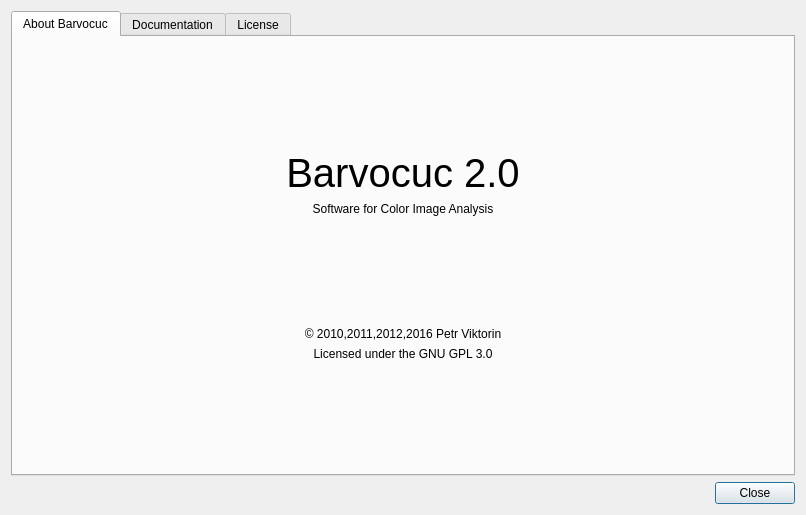
encukou/barvocuc, file barvocuc/ui/about.ui: the form before one commit.
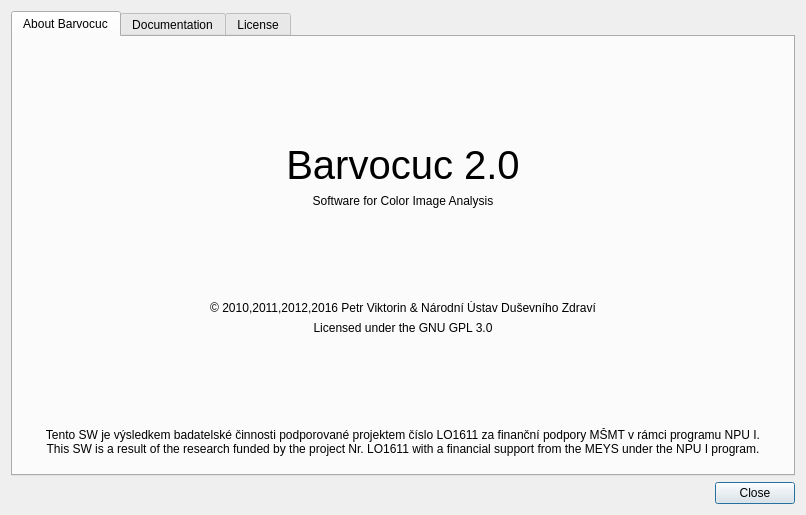
The form after the commit. The open tabs and pages were chosen to show the change.

Commit message: UI: Add note about research grant funding

What changed in the file:
```diff
--- a/barvocuc/ui/about.ui
+++ b/barvocuc/ui/about.ui
@@ -25,6 +25,12 @@
       </attribute>
       <layout class="QVBoxLayout" name="verticalLayout_2">
        <item>
+        <widget class="QFrame" name="frame">
+         <property name="frameShadow">
+          <enum>QFrame::Raised</enum>
+         </property>
+         <layout class="QVBoxLayout" name="verticalLayout_5">
+          <item>
         <spacer name="verticalSpacer_3">
          <property name="orientation">
           <enum>Qt::Vertical</enum>
@@ -81,7 +87,7 @@
        <item>
         <widget class="QLabel" name="label_2">
          <property name="text">
-          <string>© 2010,2011,2012,2016 Petr Viktorin</string>
+             <string notr="true">© 2010,2011,2012,2016 Petr Viktorin &amp; Národní Ústav Duševního Zdraví</string>
          </property>
          <property name="alignment">
           <set>Qt::AlignCenter</set>
@@ -110,6 +116,22 @@
           </size>
          </property>
         </spacer>
+          </item>
+          <item>
+           <widget class="QLabel" name="label_5">
+            <property name="text">
+             <string notr="true">Tento SW je výsledkem badatelské činnosti podporované projektem číslo LO1611 za finanční podpory MŠMT v rámci programu NPU I.&lt;br&gt;This SW is a result of the research funded by the project Nr. LO1611 with a financial support from the MEYS under the NPU I program.</string>
+            </property>
+            <property name="alignment">
+             <set>Qt::AlignCenter</set>
+            </property>
+            <property name="wordWrap">
+             <bool>true</bool>
+            </property>
+           </widget>
+          </item>
+         </layout>
+        </widget>
        </item>
       </layout>
      </widget>
```
Left out of the diff: 2 changed lines with no effect on the pictures. Lines whose indentation alone changed are shown as unchanged. The commit also changes 2 other files.
